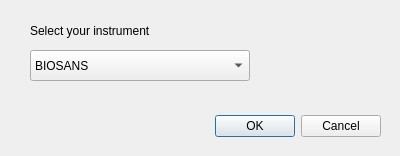
mantidproject/mantid, file Code/Mantid/scripts/Interface/ui/instrument_dialog.ui: the form before one commit.
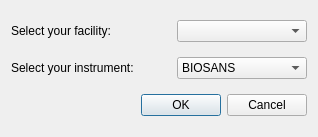
The form after the commit.

Commit message: Working on revamping UI Re #1732

Diff of the .ui file:
```diff
--- a/Code/Mantid/scripts/Interface/ui/instrument_dialog.ui
+++ b/Code/Mantid/scripts/Interface/ui/instrument_dialog.ui
@@ -9,8 +9,8 @@
    <rect>
     <x>0</x>
     <y>0</y>
-    <width>400</width>
-    <height>156</height>
+    <width>318</width>
+    <height>137</height>
    </rect>
   </property>
   <property name="sizePolicy">
@@ -28,50 +28,82 @@
   <property name="modal">
    <bool>true</bool>
   </property>
-  <widget class="QDialogButtonBox" name="buttonBox">
-   <property name="geometry">
-    <rect>
-     <x>40</x>
-     <y>110</y>
-     <width>341</width>
-     <height>32</height>
-    </rect>
-   </property>
-   <property name="orientation">
-    <enum>Qt::Horizontal</enum>
-   </property>
-   <property name="standardButtons">
-    <set>QDialogButtonBox::Cancel|QDialogButtonBox::Ok</set>
-   </property>
-  </widget>
-  <widget class="QComboBox" name="instr_combo">
-   <property name="geometry">
-    <rect>
-     <x>30</x>
-     <y>50</y>
-     <width>220</width>
-     <height>31</height>
-    </rect>
-   </property>
+  <layout class="QVBoxLayout" name="verticalLayout">
    <item>
-    <property name="text">
-     <string>BIOSANS</string>
-    </property>
+    <layout class="QHBoxLayout" name="horizontalLayout_2">
+     <item>
+      <widget class="QLabel" name="label_2">
+       <property name="minimumSize">
+        <size>
+         <width>160</width>
+         <height>0</height>
+        </size>
+       </property>
+       <property name="maximumSize">
+        <size>
+         <width>160</width>
+         <height>16777215</height>
+        </size>
+       </property>
+       <property name="text">
+        <string>Select your facility:</string>
+       </property>
+      </widget>
+     </item>
+     <item>
+      <widget class="QComboBox" name="facility_combo"/>
+     </item>
+    </layout>
    </item>
-  </widget>
-  <widget class="QLabel" name="label">
-   <property name="geometry">
-    <rect>
-     <x>30</x>
-     <y>20</y>
-     <width>220</width>
-     <height>21</height>
-    </rect>
-   </property>
-   <property name="text">
-    <string>Select your instrument</string>
-   </property>
-  </widget>
+   <item>
+    <layout class="QHBoxLayout" name="horizontalLayout">
+     <item>
+      <widget class="QLabel" name="label">
+       <property name="sizePolicy">
+        <sizepolicy hsizetype="Preferred" vsizetype="Fixed">
+         <horstretch>0</horstretch>
+         <verstretch>0</verstretch>
+        </sizepolicy>
+       </property>
+       <property name="minimumSize">
+        <size>
+         <width>160</width>
+         <height>0</height>
+        </size>
+       </property>
+       <property name="maximumSize">
+        <size>
+         <width>160</width>
+         <height>16777215</height>
+        </size>
+       </property>
+       <property name="text">
+        <string>Select your instrument:</string>
+       </property>
+      </widget>
+     </item>
+     <item>
+      <widget class="QComboBox" name="instr_combo">
+       <item>
+        <property name="text">
+         <string>BIOSANS</string>
+        </property>
+       </item>
+      </widget>
+     </item>
+    </layout>
+   </item>
+   <item>
+    <widget class="QDialogButtonBox" name="buttonBox">
+     <property name="orientation">
+      <enum>Qt::Horizontal</enum>
+     </property>
+     <property name="standardButtons">
+      <set>QDialogButtonBox::Cancel|QDialogButtonBox::Ok</set>
+     </property>
+    </widget>
+   </item>
+  </layout>
  </widget>
  <resources/>
  <connections>
```
The commit also changes 4 other files.
